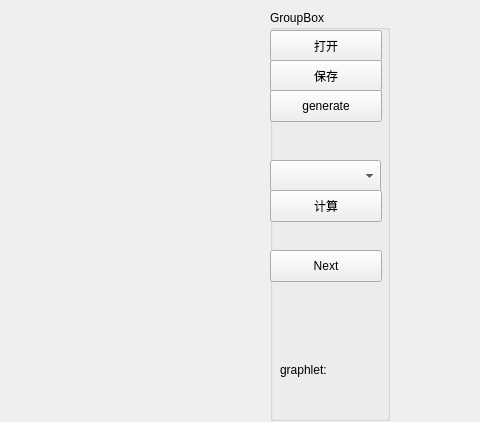
This is GraphSimilarity/mainwindow.ui in RyuZhihao123/sdu_tsne as Qt 5 draws it before an edit; both pictures show x 320 to 800 and y 0 to 422 of the 800 by 600 pixel window. The edited form follows.
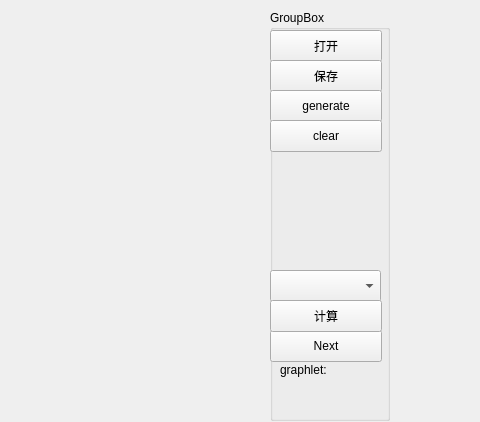
This is the edited form.

Commit message: graph generation, save and open and clear

```diff
--- a/GraphSimilarity/mainwindow.ui
+++ b/GraphSimilarity/mainwindow.ui
@@ -56,7 +56,7 @@
      <property name="geometry">
       <rect>
        <x>0</x>
-       <y>150</y>
+       <y>260</y>
        <width>111</width>
        <height>32</height>
       </rect>
@@ -66,7 +66,7 @@
      <property name="geometry">
       <rect>
        <x>0</x>
-       <y>240</y>
+       <y>320</y>
        <width>112</width>
        <height>32</height>
       </rect>
@@ -79,7 +79,7 @@
      <property name="geometry">
       <rect>
        <x>0</x>
-       <y>180</y>
+       <y>290</y>
        <width>112</width>
        <height>32</height>
       </rect>
@@ -114,6 +114,19 @@
       <string>generate</string>
      </property>
     </widget>
+    <widget class="QPushButton" name="btnClear">
+     <property name="geometry">
+      <rect>
+       <x>0</x>
+       <y>110</y>
+       <width>112</width>
+       <height>32</height>
+      </rect>
+     </property>
+     <property name="text">
+      <string>clear</string>
+     </property>
+    </widget>
    </widget>
   </widget>
   <widget class="QMenuBar" name="menubar">
```
The commit also changes 10 other files.
